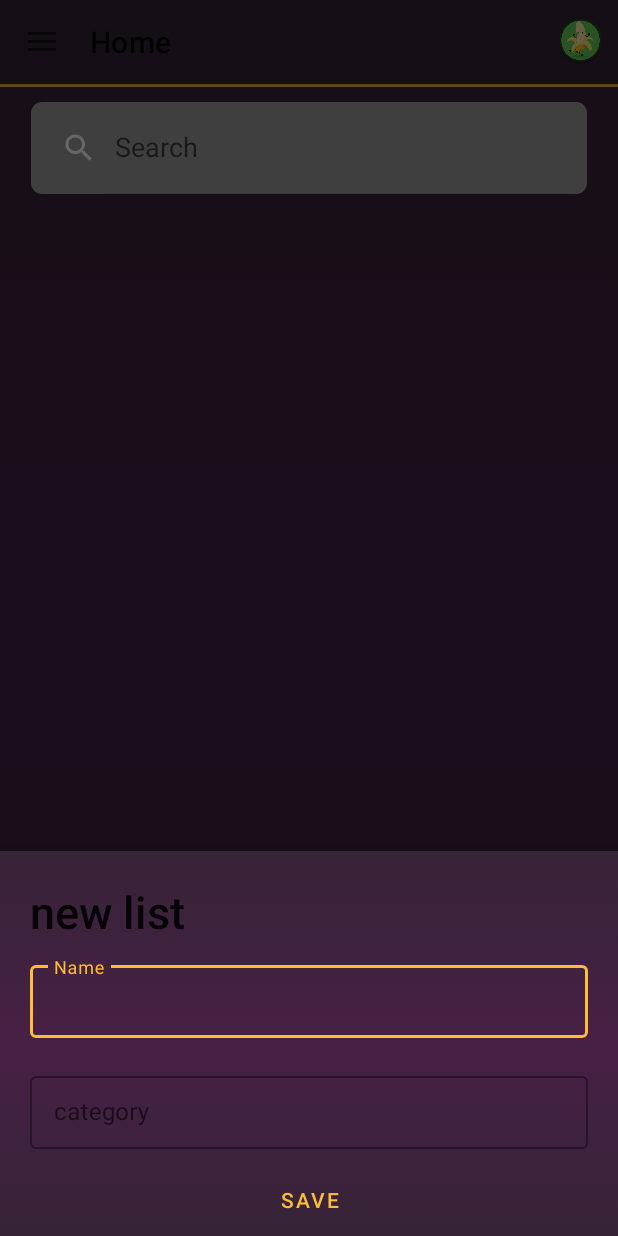
After one commit to Jess2602/ListBuyApp, an Android app: the fragment NewListSheet placed in its activity, on a phone screen of 412 x 824 dp. The commit adds this screen. Run offline under Robolectric (Android 15) with nearby library versions, the phone set to English and light mode, and no system bars.

Commit message:
Login and Bottom Sheet
Login screen was added and a bottom sheet was added to the main screen

```diff
--- /dev/null
+++ b/app/src/main/java/com/example/listbuyapp/ListViewModel.kt
@@ -0,0 +1,10 @@
+package com.example.listbuyapp
+
+import androidx.lifecycle.MutableLiveData
+import androidx.lifecycle.ViewModel
+
+class ListViewModel : ViewModel() {
+    var listName = MutableLiveData<String>()
+    var listCategory = MutableLiveData<String>()
+
+}
--- a/app/src/main/java/com/example/listbuyapp/MainActivity.kt
+++ b/app/src/main/java/com/example/listbuyapp/MainActivity.kt
@@ -7,6 +7,7 @@ import androidx.appcompat.app.ActionBarDrawerToggle
 import androidx.appcompat.widget.Toolbar
 import androidx.drawerlayout.widget.DrawerLayout
 import androidx.fragment.app.Fragment
+import androidx.lifecycle.ViewModelProvider
 import com.example.listbuyapp.databinding.ActivityMainBinding
 
 class MainActivity : AppCompatActivity() {
@@ -14,11 +15,11 @@ class MainActivity : AppCompatActivity() {
     private lateinit var binding: ActivityMainBinding
     private lateinit var toggle: ActionBarDrawerToggle
     private lateinit var drawerLayout: DrawerLayout
-
     override fun onCreate(savedInstanceState: Bundle?) {
         super.onCreate(savedInstanceState)
         binding = ActivityMainBinding.inflate(layoutInflater)
         setContentView(binding.root)
+
 
         // Configurar Toolbar
         val toolbar: Toolbar = findViewById(R.id.toolbar)
--- /dev/null
+++ b/app/src/main/java/com/example/listbuyapp/NewListSheet.kt
@@ -0,0 +1,50 @@
+package com.example.listbuyapp
+
+import android.os.Bundle
+import androidx.fragment.app.Fragment
+import android.view.LayoutInflater
+import android.view.View
+import android.view.ViewGroup
+import androidx.lifecycle.ViewModel
+import androidx.lifecycle.ViewModelProvider
+import com.example.listbuyapp.databinding.FragmentNewListSheetBinding
+import com.google.android.material.bottomsheet.BottomSheetDialog
+import com.google.android.material.bottomsheet.BottomSheetDialogFragment
+
+class NewListSheet : BottomSheetDialogFragment() {
+
+    private lateinit var binding: FragmentNewListSheetBinding
+    private lateinit var listViewModel: ListViewModel
+
+
+    override fun onViewCreated(view: View, savedInstanceState: Bundle?) {
+        super.onViewCreated(view, savedInstanceState)
+        val activity = requireActivity()
+        listViewModel = ViewModelProvider(activity).get(ListViewModel::class.java)
+        binding.saveButton.setOnClickListener {
+
+            saveAction()
+
+        }
+    }
+
+    private fun saveAction() {
+        listViewModel.listName.value = binding.listName.text.toString()
+        listViewModel.listCategory.value = binding.listCategory.text.toString()
+        binding.listName.setText("")
+        binding.listCategory.setText("")
+        dismiss()
+
+    }
+
+    override fun onCreateView(
+        inflater: LayoutInflater, container: ViewGroup?,
+        savedInstanceState: Bundle?
+    ): View? {
+        binding = FragmentNewListSheetBinding.inflate(inflater, container, false)
+
+        return binding.root
+    }
+
+
+}
--- a/app/src/main/java/com/example/listbuyapp/homeFragment.kt
+++ b/app/src/main/java/com/example/listbuyapp/homeFragment.kt
@@ -1,35 +1,45 @@
 package com.example.listbuyapp
 
 import android.os.Bundle
-import androidx.fragment.app.Fragment
 import android.view.LayoutInflater
 import android.view.View
 import android.view.ViewGroup
-import android.widget.Toast
+import androidx.fragment.app.Fragment
+import androidx.lifecycle.ViewModelProvider
 import com.example.listbuyapp.databinding.FragmentHomeBinding
 
 class homeFragment : Fragment() {
-
     private var _binding: FragmentHomeBinding? = null
     private val binding get() = _binding!!
+    private lateinit var listViewModel: ListViewModel
 
-    override fun onCreateView(
-        inflater: LayoutInflater, container: ViewGroup?,
-        savedInstanceState: Bundle?
-    ): View {
+    override fun onCreate(savedInstanceState: Bundle?) {
+        super.onCreate(savedInstanceState)
+        listViewModel = ViewModelProvider(this).get(ListViewModel::class.java)
+    }
+
+    override fun onCreateView(inflater: LayoutInflater, container: ViewGroup?, savedInstanceState: Bundle?): View {
         _binding = FragmentHomeBinding.inflate(inflater, container, false)
-        val view = binding.root
+        return binding.root
+    }
 
+    override fun onViewCreated(view: View, savedInstanceState: Bundle?) {
+        super.onViewCreated(view, savedInstanceState)
 
-        return view
+        binding.addListButton.setOnClickListener {
+            NewListSheet().show(childFragmentManager, "newListTag")
+        }
+        listViewModel.listName.observe(viewLifecycleOwner) {
+            listViewModel.listName.toString()
+        }
+
+        listViewModel.listCategory.observe(viewLifecycleOwner) {
+            listViewModel.listCategory.toString()
+        }
     }
 
     override fun onDestroyView() {
         super.onDestroyView()
         _binding = null
     }
-
-    private fun showToast(message: String) {
-        Toast.makeText(requireContext(), message, Toast.LENGTH_SHORT).show()
-    }
 }
--- /dev/null
+++ b/app/src/main/res/drawable/add_button.xml
@@ -0,0 +1,5 @@
+<vector android:height="24dp" android:tint="#FFBC37"
+    android:viewportHeight="24" android:viewportWidth="24"
+    android:width="24dp" xmlns:android="http://schemas.android.com/apk/res/android">
+    <path android:fillColor="@android:color/white" android:pathData="M13,7h-2v4L7,11v2h4v4h2v-4h4v-2h-4L13,7zM12,2C6.48,2 2,6.48 2,12s4.48,10 10,10 10,-4.48 10,-10S17.52,2 12,2zM12,20c-4.41,0 -8,-3.59 -8,-8s3.59,-8 8,-8 8,3.59 8,8 -3.59,8 -8,8z"/>
+</vector>
--- /dev/null
+++ b/app/src/main/res/layout/fragment_new_list_sheet.xml
@@ -0,0 +1,62 @@
+<?xml version="1.0" encoding="utf-8"?>
+<LinearLayout
+    android:orientation="vertical"
+    xmlns:android="http://schemas.android.com/apk/res/android"
+    xmlns:tools="http://schemas.android.com/tools"
+    android:layout_width="match_parent"
+    android:layout_height="wrap_content"
+    android:background="@drawable/fondo_app"
+    tools:context=".NewListSheet">
+
+
+    <TextView
+        android:layout_width="match_parent"
+        android:layout_height="wrap_content"
+        android:text="@string/new_list"
+        android:textSize="30sp"
+        android:layout_marginTop="20dp"
+        android:layout_marginStart="20dp"
+        style="@style/TextAppearance.AppCompat.Title"/>
+
+
+    <com.google.android.material.textfield.TextInputLayout
+        style="@style/Widget.MaterialComponents.TextInputLayout.OutlinedBox.Dense"
+        android:layout_width="match_parent"
+        android:layout_height="wrap_content"
+        android:layout_marginVertical="10dp"
+        android:layout_marginHorizontal="20dp">
+
+        <com.google.android.material.textfield.TextInputEditText
+            android:layout_width="match_parent"
+            android:layout_height="match_parent"
+            android:id="@+id/listName"
+            android:hint="Name"/>
+
+    </com.google.android.material.textfield.TextInputLayout>
+
+    <com.google.android.material.textfield.TextInputLayout
+        style="@style/Widget.MaterialComponents.TextInputLayout.OutlinedBox.Dense"
+        android:layout_width="match_parent"
+        android:layout_height="wrap_content"
+        android:layout_marginVertical="10dp"
+        android:layout_marginHorizontal="20dp">
+
+        <com.google.android.material.textfield.TextInputEditText
+            android:layout_width="match_parent"
+            android:layout_height="match_parent"
+            android:id="@+id/listCategory"
+            android:hint="@string/category">
+
+        </com.google.android.material.textfield.TextInputEditText>
+
+    </com.google.android.material.textfield.TextInputLayout>
+
+    <com.google.android.material.button.MaterialButton
+        android:id="@+id/saveButton"
+        android:layout_width="match_parent"
+        android:layout_height="wrap_content"
+        android:layout_gravity="center"
+        android:layout_marginHorizontal="20dp"
+        android:text="Save"/>
+
+</LinearLayout>
--- a/app/src/main/res/values/colors.xml
+++ b/app/src/main/res/values/colors.xml
@@ -10,4 +10,5 @@
     <color name="Fondo1">#362436</color>
     <color name="Fondo2">#472046</color>
     <color name="botonbase">#FFBC37</color>
+    <color name="transparent">#00FFBC37</color>
 </resources>
--- a/app/src/main/res/values/strings.xml
+++ b/app/src/main/res/values/strings.xml
@@ -8,4 +8,13 @@
     <string name="title_activity_splash">SplashActivity</string>
     <string name="testing">hey</string>
     <string name="background_description">background</string>
+    <string name="add">Add</string>
+    <string name="task_name">task name</string>
+    <string name="addlist">addList</string>
+    <!-- TODO: Remove or change this placeholder text -->
+    <string name="hello_blank_fragment">Hello blank fragment</string>
+    <string name="new_list">new list</string>
+    <string name="list_name">List Name</string>
+    <string name="category">category</string>
+    <string name="listcategory">listCategory</string>
 </resources>
```
Also changed, not shown: app/src/main/res/layout/fragment_home.xml (+5 -14 lines).
